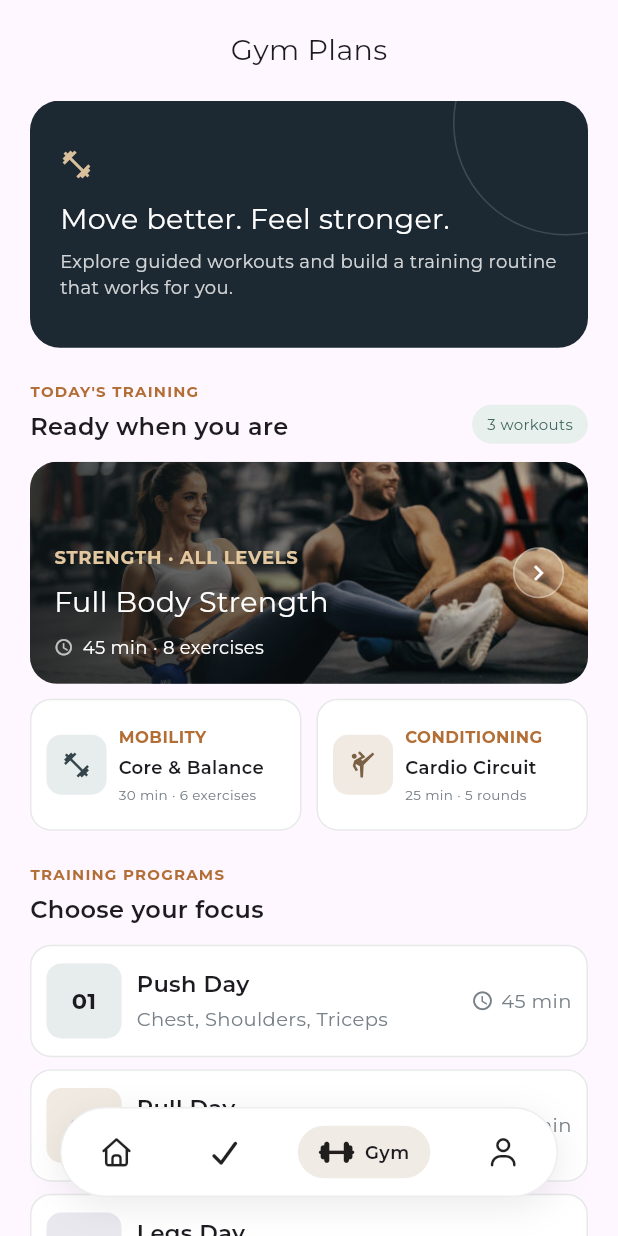
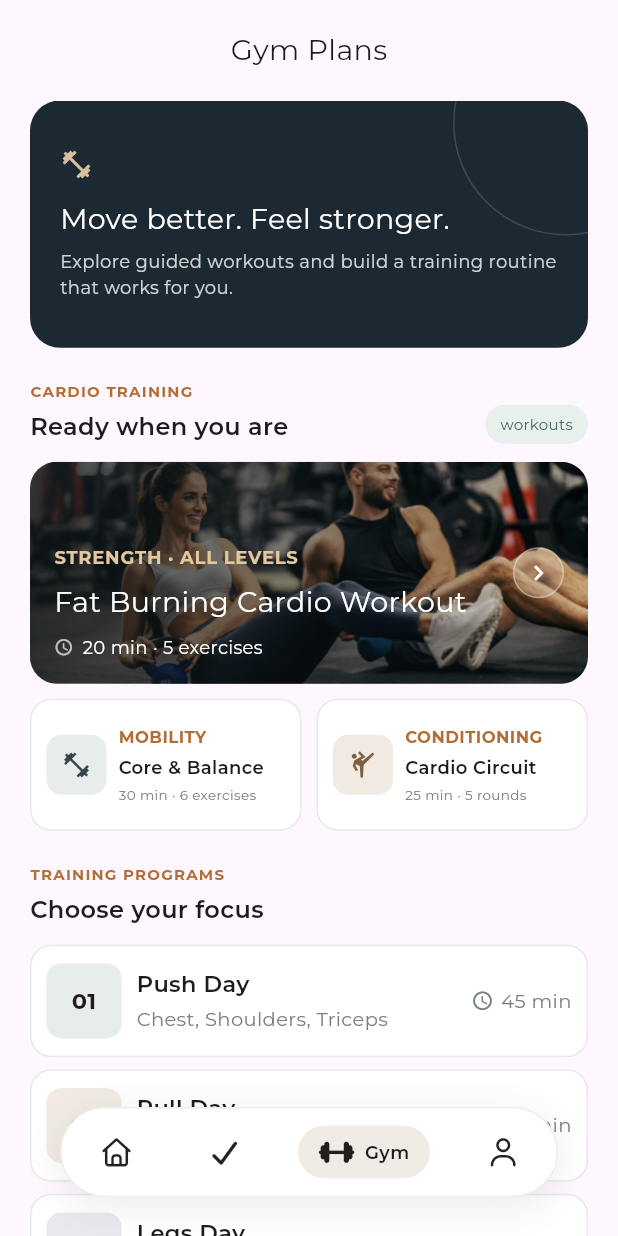
Before and after one commit to yasser-osamaa/Falcon-Gym-App, a Flutter app: the GymViewBody screen opened by its route, on a phone screen of 412 x 824 dp. Run offline on Flutter 3.47's test engine with Material 3 defaults, Android fonts, the phone set to English and light mode, and no system bars; our stand-ins replace cached_network_image, dartz, flutter_bloc, flutter_dotenv, font_awesome_flutter, get_it and 4 more; accounts and stored records are empty.

Commit message:
feat: update workout titles and durations for improved clarity in GymViewBody and WorkOutTextColumn

```diff
--- a/lib/features/gym/presentation/view/gym_view_body.dart
+++ b/lib/features/gym/presentation/view/gym_view_body.dart
@@ -25,9 +25,9 @@ class GymViewBody extends StatelessWidget {
                 GymIntroCard(),
                 SizedBox(height: 22),
                 HeadingTextsSection(
-                  eyebrow: "TODAY'S TRAINING",
+                  eyebrow: "CARDIO TRAINING",
                   title: 'Ready when you are',
-                  trailing: '3 workouts',
+                  trailing: 'workouts',
                 ),
                 SizedBox(height: 12),
                 WorkoutCard(),
--- a/lib/features/gym/presentation/view/widgets/workout_texts_column.dart
+++ b/lib/features/gym/presentation/view/widgets/workout_texts_column.dart
@@ -21,7 +21,7 @@ class WorkOutTextColumn extends StatelessWidget {
         ),
         const SizedBox(height: 8),
         Text(
-          'Full Body Strength',
+          'Fat Burning Cardio Workout',
           style: Styless.textStyle19.copyWith(color: Colors.white),
         ),
         const SizedBox(height: 8),
@@ -30,7 +30,7 @@ class WorkOutTextColumn extends StatelessWidget {
             Icon(Icons.access_time, color: Colors.white70, size: 13),
             SizedBox(width: 6),
             Text(
-              '45 min · 8 exercises',
+              '20 min · 5 exercises',
               style: Styless.textStyle12.copyWith(color: Colors.white),
             ),
           ],
```
